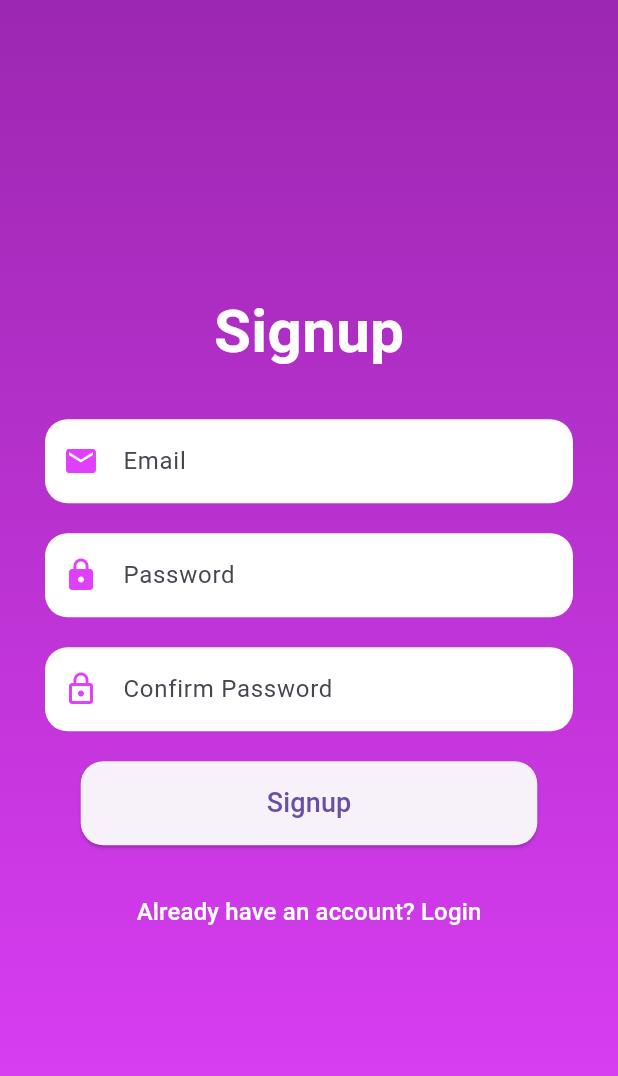
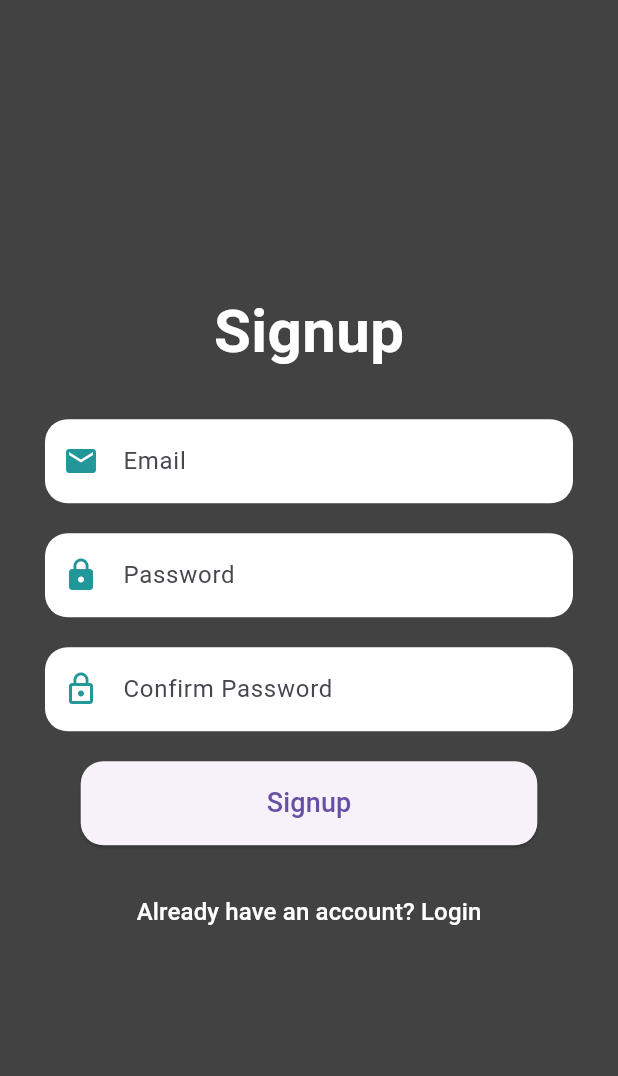
Before and after one commit to Abdul-Lahad/my-news-hub, a Flutter app: the screen it shows after launch, after a tap on "Don't have an account? Signup", on a phone screen of 412 x 824 dp. Shown: the top 1076 px of the screen. Run offline on Flutter 3.47's test engine with Material 3 defaults, Android fonts, the phone set to English and light mode, and no system bars; network calls fail.

Commit message:
add(UI colors)

```diff
--- a/lib/main.dart
+++ b/lib/main.dart
@@ -1,6 +1,7 @@
 import 'package:flutter/material.dart';
 import 'package:my_news_hub/screens/HomeScreen.dart';
 import 'package:my_news_hub/screens/LoginScreen.dart';
+import 'package:my_news_hub/screens/SignupScreen.dart';
 
 void main() {
   runApp(MyApplication());
@@ -15,6 +16,7 @@ class MyApplication extends StatelessWidget {
         visualDensity: VisualDensity.adaptivePlatformDensity,
       ),
       // home: HomeScreen(),
+      // home: SignupScreen(),
       home: LoginScreen(),
     );
   }
--- a/lib/screens/LoginScreen.dart
+++ b/lib/screens/LoginScreen.dart
@@ -13,7 +13,7 @@ class LoginScreen extends StatelessWidget {
         height: double.infinity,
         decoration: BoxDecoration(
           gradient: LinearGradient(
-            colors: [Colors.blue, Colors.blueAccent],
+            colors: [Color(0xFF48CFCB), Color(0xFF229799)],
             begin: Alignment.topCenter,
             end: Alignment.bottomCenter,
           ),
@@ -39,7 +39,7 @@ class LoginScreen extends StatelessWidget {
                   filled: true,
                   fillColor: Colors.white,
                   hintText: 'Email',
-                  prefixIcon: Icon(Icons.email, color: Colors.blueAccent),
+                  prefixIcon: Icon(Icons.email, color: Color(0xFF424242)),
                   border: OutlineInputBorder(
                     borderRadius: BorderRadius.circular(15),
                     borderSide: BorderSide.none,
@@ -55,7 +55,7 @@ class LoginScreen extends StatelessWidget {
                   filled: true,
                   fillColor: Colors.white,
                   hintText: 'Password',
-                  prefixIcon: Icon(Icons.lock, color: Colors.blueAccent),
+                  prefixIcon: Icon(Icons.lock, color: Color(0xFF424242)),
                   border: OutlineInputBorder(
                     borderRadius: BorderRadius.circular(15),
                     borderSide: BorderSide.none,
--- a/lib/screens/SignupScreen.dart
+++ b/lib/screens/SignupScreen.dart
@@ -14,7 +14,7 @@ class SignupScreen extends StatelessWidget {
         height: double.infinity,
         decoration: BoxDecoration(
           gradient: LinearGradient(
-            colors: [Colors.purple, Colors.purpleAccent],
+            colors: [Color(0xFF424242), Color(0xFF424242)],
             begin: Alignment.topCenter,
             end: Alignment.bottomCenter,
           ),
@@ -40,7 +40,7 @@ class SignupScreen extends StatelessWidget {
                   filled: true,
                   fillColor: Colors.white,
                   hintText: 'Email',
-                  prefixIcon: Icon(Icons.email, color: Colors.purpleAccent),
+                  prefixIcon: Icon(Icons.email, color: Color(0xFF229799)),
                   border: OutlineInputBorder(
                     borderRadius: BorderRadius.circular(15),
                     borderSide: BorderSide.none,
@@ -56,7 +56,7 @@ class SignupScreen extends StatelessWidget {
                   filled: true,
                   fillColor: Colors.white,
                   hintText: 'Password',
-                  prefixIcon: Icon(Icons.lock, color: Colors.purpleAccent),
+                  prefixIcon: Icon(Icons.lock, color: Color(0xFF229799)),
                   border: OutlineInputBorder(
                     borderRadius: BorderRadius.circular(15),
                     borderSide: BorderSide.none,
@@ -73,7 +73,7 @@ class SignupScreen extends StatelessWidget {
                   fillColor: Colors.white,
                   hintText: 'Confirm Password',
                   prefixIcon:
-                      Icon(Icons.lock_outline, color: Colors.purpleAccent),
+                      Icon(Icons.lock_outline, color: Color(0xFF229799)),
                   border: OutlineInputBorder(
                     borderRadius: BorderRadius.circular(15),
                     borderSide: BorderSide.none,
--- a/lib/widgets/NewsTile.dart
+++ b/lib/widgets/NewsTile.dart
@@ -21,6 +21,7 @@ class NewsTile extends StatelessWidget {
       shape: RoundedRectangleBorder(
         borderRadius: BorderRadius.circular(15),
       ),
+      color: Color(0xFFF5F5F5),
       child: Padding(
         padding: const EdgeInsets.all(8.0),
         child: ListTile(
```
Also changed, not shown: lib/screens/ArticleDetails.dart (+16 -1 lines), lib/screens/HomeScreen.dart (+22 -3 lines).
